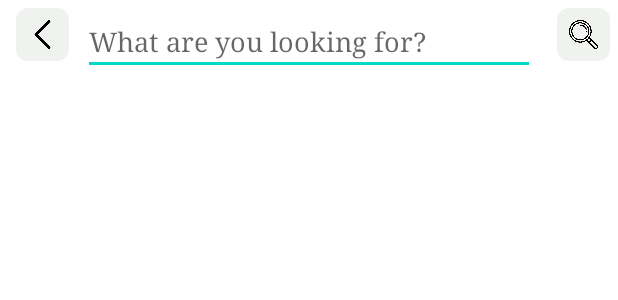
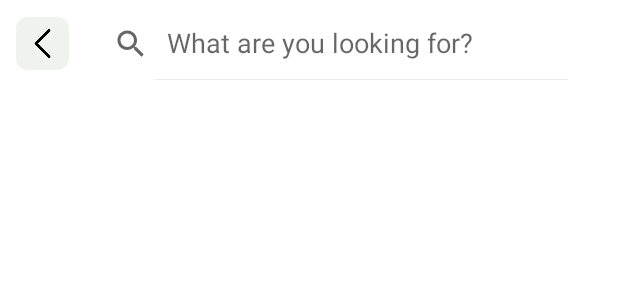
Before and after one commit to MinhPhan123/AndroidProj-repo, an Android app: the layout activity_search.xml on its own in the app's theme, with its tools: preview values and no code run, on a phone screen of 412 x 824 dp. Shown: the top 300 px of the screen. Run offline under Robolectric (Android 15) with nearby library versions, the phone set to English and light mode, and no system bars.

Commit message:
Search finish. Update project

```diff
--- a/app/src/main/java/rmit/ad/myapplication/ItemList.java
+++ b/app/src/main/java/rmit/ad/myapplication/ItemList.java
@@ -50,6 +50,7 @@ public class ItemList extends AppCompatActivity {
             {
                 Intent intent = new Intent(ItemList.this, SearchActivity.class);
                 startActivity(intent);
+                finish();
             }
         });
 
--- a/app/src/main/res/layout/activity_search.xml
+++ b/app/src/main/res/layout/activity_search.xml
@@ -21,37 +21,29 @@
             android:layout_width="35dp"
             android:layout_height="35dp"
             android:layout_alignParentLeft="true"
+            android:layout_marginTop="6dp"
             android:layout_marginLeft="5dp"
             android:background="@drawable/grey_icon_border"
             android:padding="8dp"
             android:src="@drawable/back" />
 
-        <EditText
+        <androidx.appcompat.widget.SearchView
             android:id="@+id/search_product_name"
             android:layout_width="match_parent"
             android:layout_height="wrap_content"
             android:layout_marginLeft="50dp"
-            android:layout_marginRight="50dp"
+            android:layout_marginRight="20dp"
             android:fontFamily="serif"
-            android:hint="What are you looking for?"
-            android:textSize="18sp" />
-
-        <LinearLayout
-            android:layout_width="wrap_content"
-            android:layout_height="wrap_content"
-            android:layout_alignParentRight="true"
-            android:orientation="horizontal">
-
-            <ImageView
-                android:id="@+id/startSearch"
-                android:layout_width="35dp"
-                android:layout_height="35dp"
-                android:background="@drawable/grey_icon_border"
-                android:padding="8dp"
-                android:src="@drawable/loupe" />
-
-        </LinearLayout>
+            app:queryHint="What are you looking for?"
+            app:iconifiedByDefault="false"/>
 
     </RelativeLayout>
 
+    <androidx.recyclerview.widget.RecyclerView
+        android:id="@+id/recycler_view1"
+        android:layout_width="match_parent"
+        android:layout_height="match_parent"
+        android:scrollbars="vertical"
+        app:layout_constraintStart_toStartOf="parent" />
+
 </LinearLayout>
```
Also changed, not shown: app/src/main/java/rmit/ad/myapplication/Adapter/ProductViewAdapter.java (+7 -0 lines), app/src/main/java/rmit/ad/myapplication/SearchActivity.java (+135 -0 lines).
